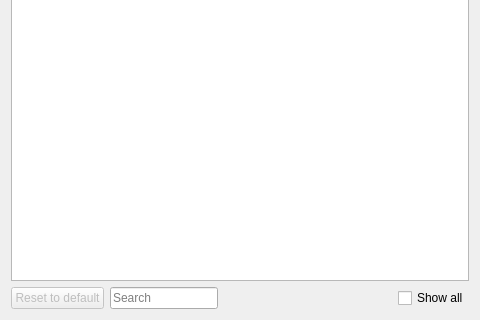
Above: mscore/advancedpreferenceswidget.ui from Marr11317/MuseScore before the change; both pictures show x 0 to 480 and y 320 to 640 of the 480 by 640 pixel window. Below: the same form after it.
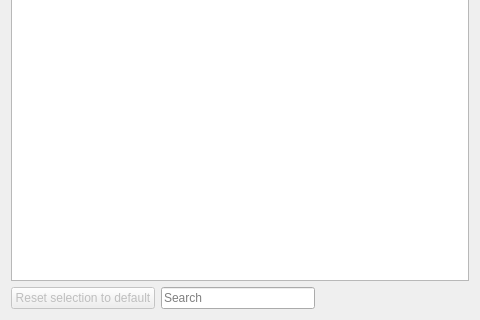
That is the form after the change. Custom widgets are drawn as their Qt base class.

Commit message: get back to without the show all checkbox

Diff of the .ui file:
```diff
--- a/mscore/advancedpreferenceswidget.ui
+++ b/mscore/advancedpreferenceswidget.ui
@@ -22,14 +22,14 @@
         <bool>false</bool>
        </property>
        <property name="text">
-        <string>Reset to default</string>
+        <string>Reset selection to default</string>
        </property>
       </widget>
      </item>
      <item>
       <widget class="QLineEdit" name="searchLineEdit">
        <property name="sizePolicy">
-        <sizepolicy hsizetype="Maximum" vsizetype="Fixed">
+        <sizepolicy hsizetype="Expanding" vsizetype="Fixed">
          <horstretch>0</horstretch>
          <verstretch>0</verstretch>
         </sizepolicy>
@@ -52,13 +52,6 @@
        </property>
       </spacer>
      </item>
-     <item>
-      <widget class="QCheckBox" name="showAllCheckBox">
-       <property name="text">
-        <string>Show all</string>
-       </property>
-      </widget>
-     </item>
     </layout>
    </item>
    <item row="0" column="0">
```
Left out of the diff: 15 changed lines with no effect on the pictures. The commit also changes 15 other files.
